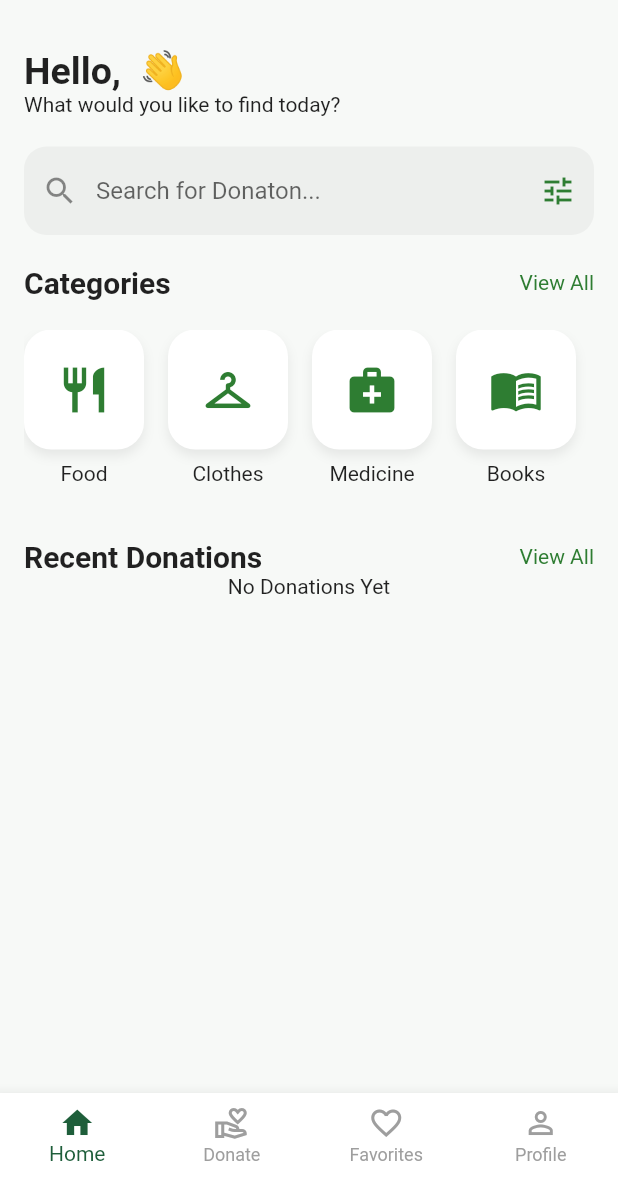
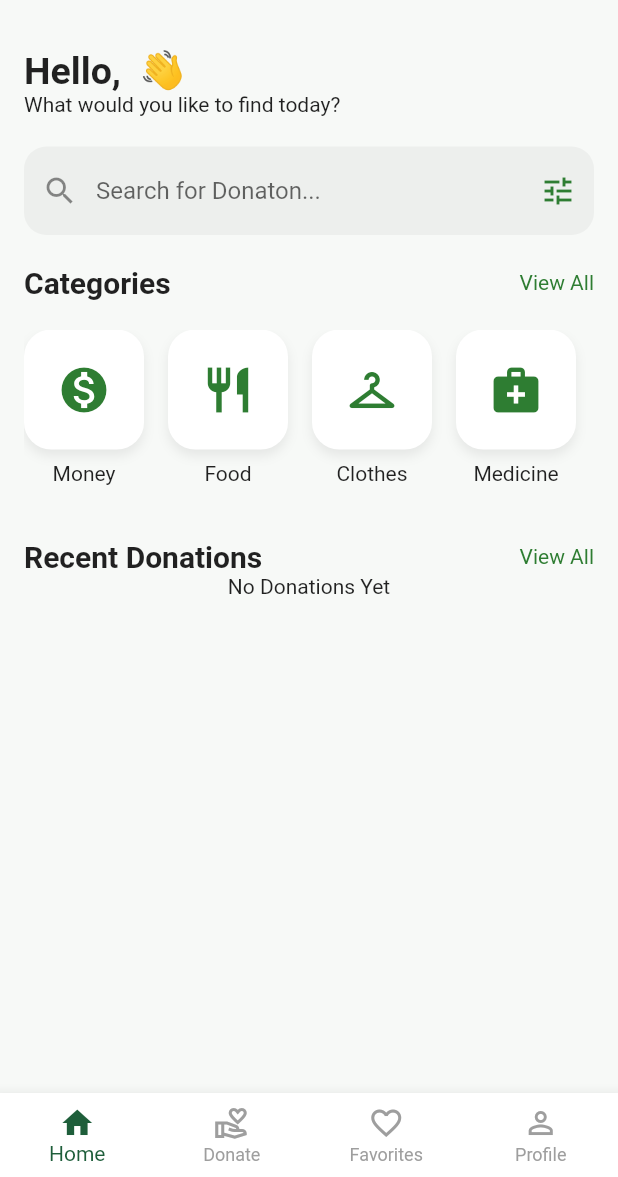
Before and after one commit to Shaza971/Nafi3, a Flutter app: the Home screen opened directly, on a phone screen of 412 x 824 dp, the part 59-1236 px from its top. Run offline on Flutter 3.47's test engine with Material 3 defaults, Android fonts, the phone set to English and light mode, and no system bars; our stand-ins replace cloud_firestore, firebase_auth, firebase_core, font_awesome_flutter, google_sign_in, shared_preferences and 1 more; accounts and stored records are empty; network calls fail.

Commit message:
Add final updates

```diff
--- a/lib/features/add_donation/ui/add_donation_screen.dart
+++ b/lib/features/add_donation/ui/add_donation_screen.dart
@@ -13,10 +13,8 @@ class AddDonationScreen extends StatefulWidget {
 
 class _AddDonationScreenState extends State<AddDonationScreen> {
   final TextEditingController titleController = TextEditingController();
-  final TextEditingController descriptionController =
-    TextEditingController();
-  final TextEditingController locationController =
-    TextEditingController();
+  final TextEditingController descriptionController = TextEditingController();
+  final TextEditingController locationController = TextEditingController();
   final DonationRepo donationRepo = DonationRepo();
 
   Future<void> publishDonation() async {
@@ -24,11 +22,9 @@ class _AddDonationScreenState extends State<AddDonationScreen> {
         descriptionController.text.trim().isEmpty ||
         locationController.text.trim().isEmpty ||
         selectedCategory == null) {
-    ScaffoldMessenger.of(context).showSnackBar(
-      const SnackBar(
-        content: Text("Please fill all fields"),
-      ),
-    );
+      ScaffoldMessenger.of(
+        context,
+      ).showSnackBar(const SnackBar(content: Text("Please fill all fields")));
       return;
     }
 
@@ -36,11 +32,9 @@ class _AddDonationScreenState extends State<AddDonationScreen> {
       final user = FirebaseAuth.instance.currentUser;
 
       if (user == null) {
-      ScaffoldMessenger.of(context).showSnackBar(
-        const SnackBar(
-          content: Text("Please login first"),
-        ),
-      );
+        ScaffoldMessenger.of(
+          context,
+        ).showSnackBar(const SnackBar(content: Text("Please login first")));
         return;
       }
 
@@ -69,20 +63,19 @@ class _AddDonationScreenState extends State<AddDonationScreen> {
       });
     } catch (e) {
       // ignore: use_build_context_synchronously
-    ScaffoldMessenger.of(context).showSnackBar(
-      SnackBar(
-        content: Text(e.toString()),
-      ),
-    );
+      ScaffoldMessenger.of(
+        context,
+      ).showSnackBar(SnackBar(content: Text(e.toString())));
     }
   }
+
   String? selectedCategory;
   @override
   Widget build(BuildContext context) {
     return Scaffold(
       backgroundColor: Theme.of(context).scaffoldBackgroundColor,
       appBar: AppBar(
-     backgroundColor:Theme.of(context).appBarTheme.backgroundColor,
+        backgroundColor: Theme.of(context).appBarTheme.backgroundColor,
         title: Text(
           'Nafi3',
           style: TextStyle(
@@ -158,7 +151,7 @@ class _AddDonationScreenState extends State<AddDonationScreen> {
         ),
       ),
 
-      bottomNavigationBar: const Navbar( currentIndex: 1,),
+      bottomNavigationBar: const Navbar(currentIndex: 1),
     );
   }
 
@@ -242,6 +235,7 @@ class _AddDonationScreenState extends State<AddDonationScreen> {
         ),
       ),
       items: const [
+        DropdownMenuItem(value: "Money", child: Text("Money")),
         DropdownMenuItem(value: "Clothes", child: Text("Clothes")),
         DropdownMenuItem(value: "Food", child: Text("Food")),
         DropdownMenuItem(value: "Books", child: Text("Books")),
--- a/lib/features/home/ui/home.dart
+++ b/lib/features/home/ui/home.dart
@@ -47,13 +47,12 @@ class _HomeState extends State<Home> {
       backgroundColor: Theme.of(context).scaffoldBackgroundColor,
       appBar: AppBar(
         backgroundColor: Theme.of(context).appBarTheme.backgroundColor,
-        title:
-          Row(
+        title: Row(
           mainAxisAlignment: MainAxisAlignment.spaceBetween,
           children: [
-            Text("Nafi3",style: TextStyle(color: AppColors.primaryColor),),
+            Text("Nafi3", style: TextStyle(color: AppColors.primaryColor)),
 
-           Icon(Icons.notifications_outlined,color: AppColors.primaryColor,)
+            Icon(Icons.notifications_outlined, color: AppColors.primaryColor),
           ],
         ),
       ),
@@ -64,19 +63,17 @@ class _HomeState extends State<Home> {
           child: Column(
             crossAxisAlignment: CrossAxisAlignment.start,
             children: [
-              Text("Hello, $userName 👋",
-                style: TextStyle(
-                  fontSize: 25,
-                  fontWeight: FontWeight.bold,
-                ),
+              Text(
+                "Hello, $userName 👋",
+                style: TextStyle(fontSize: 25, fontWeight: FontWeight.bold),
               ),
               Text("What would you like to find today? "),
-              const SizedBox(height: 20,),
+              const SizedBox(height: 20),
               TextField(
                 decoration: InputDecoration(
                   hintText: "Search for Donaton...",
                   prefixIcon: Icon(Icons.search),
-                  suffixIcon: Icon(Icons.tune,color: AppColors.primaryColor,),
+                  suffixIcon: Icon(Icons.tune, color: AppColors.primaryColor),
                   filled: true,
                   fillColor: Theme.of(context).inputDecorationTheme.fillColor,
                   border: OutlineInputBorder(
@@ -85,48 +82,59 @@ class _HomeState extends State<Home> {
                   ),
                 ),
               ),
-              const SizedBox(height: 20,),
+              const SizedBox(height: 20),
               Row(
                 mainAxisAlignment: MainAxisAlignment.spaceBetween,
                 children: [
-                  Text("Categories",style: TextStyle(
-                    fontWeight: FontWeight.bold,
-                    fontSize: 20,
+                  Text(
+                    "Categories",
+                    style: TextStyle(fontWeight: FontWeight.bold, fontSize: 20),
+                  ),
+                  Text(
+                    "View All",
+                    style: TextStyle(
+                      color: AppColors.primaryColor,
+                      fontSize: 14,
                     ),
                   ),
-                  Text("View All",style: TextStyle(
-                    color: AppColors.primaryColor,
-                    fontSize: 14,
-                  ),)
                 ],
               ),
-               const SizedBox(height: 20,),
+              const SizedBox(height: 20),
               SizedBox(
                 height: 120,
                 child: ListView(
                   scrollDirection: Axis.horizontal,
                   children: [
+                    categoryCard(context, "Money", Icons.monetization_on),
+
                     categoryCard(context, "Food", Icons.restaurant),
                     categoryCard(context, "Clothes", Icons.checkroom),
                     categoryCard(context, "Medicine", Icons.medical_services),
                     categoryCard(context, "Books", Icons.menu_book),
-              categoryCard(context, "Skills", Icons.psychology_outlined, isNew: true),
+                    categoryCard(
+                      context,
+                      "Skills",
+                      Icons.psychology_outlined,
+                      isNew: true,
+                    ),
                   ],
                 ),
               ),
-              const SizedBox(height: 20,),
+              const SizedBox(height: 20),
               Row(
                 mainAxisAlignment: MainAxisAlignment.spaceBetween,
                 children: [
-                  Text("Recent Donations",style: TextStyle(
-                    fontWeight: FontWeight.bold,
-                    fontSize: 20,
+                  Text(
+                    "Recent Donations",
+                    style: TextStyle(fontWeight: FontWeight.bold, fontSize: 20),
+                  ),
+                  Text(
+                    "View All",
+                    style: TextStyle(
+                      color: AppColors.primaryColor,
+                      fontSize: 14,
                     ),
                   ),
-                  Text("View All",style: TextStyle(
-                    color: AppColors.primaryColor,
-                    fontSize: 14,
-                  ),)
                 ],
               ),
               StreamBuilder<QuerySnapshot>(
@@ -143,9 +151,7 @@ class _HomeState extends State<Home> {
                   final donations = snapshot.data!.docs;
 
                   if (donations.isEmpty) {
-      return const Center(
-        child: Text("No Donations Yet"),
-      );
+                    return const Center(child: Text("No Donations Yet"));
                   }
 
                   return ListView.builder(
@@ -174,7 +180,7 @@ class _HomeState extends State<Home> {
           ),
         ),
       ),
-      bottomNavigationBar: const Navbar( currentIndex: 0),
+      bottomNavigationBar: const Navbar(currentIndex: 0),
     );
   }
 }
@@ -187,25 +193,20 @@ Widget recentCard(
   String title,
   String location,
   Map<String, dynamic> donation,
-  )
-{
+) {
   return InkWell(
     onTap: () {
       Navigator.push(
         context,
         MaterialPageRoute(
-          builder: (_) => DonationDetailsScreen(
-            donation: donation,
-          ),
+          builder: (_) => DonationDetailsScreen(donation: donation),
         ),
       );
     },
-      child:Card(
+    child: Card(
       elevation: 3,
       color: Theme.of(context).cardColor,
-         shape: RoundedRectangleBorder(
-         borderRadius: BorderRadius.circular(20),
-        ),
+      shape: RoundedRectangleBorder(borderRadius: BorderRadius.circular(20)),
       child: Padding(
         padding: const EdgeInsets.all(12),
         child: Row(
@@ -270,10 +271,7 @@ Widget recentCard(
             ),
             const Align(
               alignment: Alignment.topCenter,
-            child: Icon(
-              Icons.favorite_border,
-              color: Colors.grey,
-            ),
+              child: Icon(Icons.favorite_border, color: Colors.grey),
             ),
           ],
         ),
@@ -282,8 +280,12 @@ Widget recentCard(
   );
 }
 
-Widget categoryCard(BuildContext context, String title,IconData icon, {bool isNew = false,})
- {
+Widget categoryCard(
+  BuildContext context,
+  String title,
+  IconData icon, {
+  bool isNew = false,
+}) {
   return Padding(
     padding: const EdgeInsets.only(right: 16),
     child: Column(
@@ -295,9 +297,8 @@ Widget categoryCard(BuildContext context, String title,IconData icon, {bool isNe
                 Navigator.push(
                   context,
                   MaterialPageRoute(
-                    builder: (context) => CategoryScreen(
-                      category: title,
-                    ) as Widget,
+                    builder: (context) =>
+                        CategoryScreen(category: title) as Widget,
                   ),
                 );
               },
@@ -316,11 +317,7 @@ Widget categoryCard(BuildContext context, String title,IconData icon, {bool isNe
                   ],
                 ),
                 child: Center(
-                  child: Icon(
-                    icon,
-                    size: 36,
-                    color: AppColors.primaryColor,
-                  ),
+                  child: Icon(icon, size: 36, color: AppColors.primaryColor),
                 ),
               ),
             ),
--- a/pubspec.yaml
+++ b/pubspec.yaml
@@ -30,7 +30,6 @@ environment:
 dependencies:
   flutter:
     sdk: flutter
-  image_picker: ^1.1.2
   firebase_core: ^4.11.0
   shared_preferences: ^2.5.3
 
```
Also changed, not shown: lib/features/profile/ui/profile_screen.dart (+45 -57 lines), lib/features/profile/ui/screen/personal_information_screen.dart (+19 -43 lines), pubspec.lock, 13 other files. Lines whose indentation alone changed are shown as unchanged.
